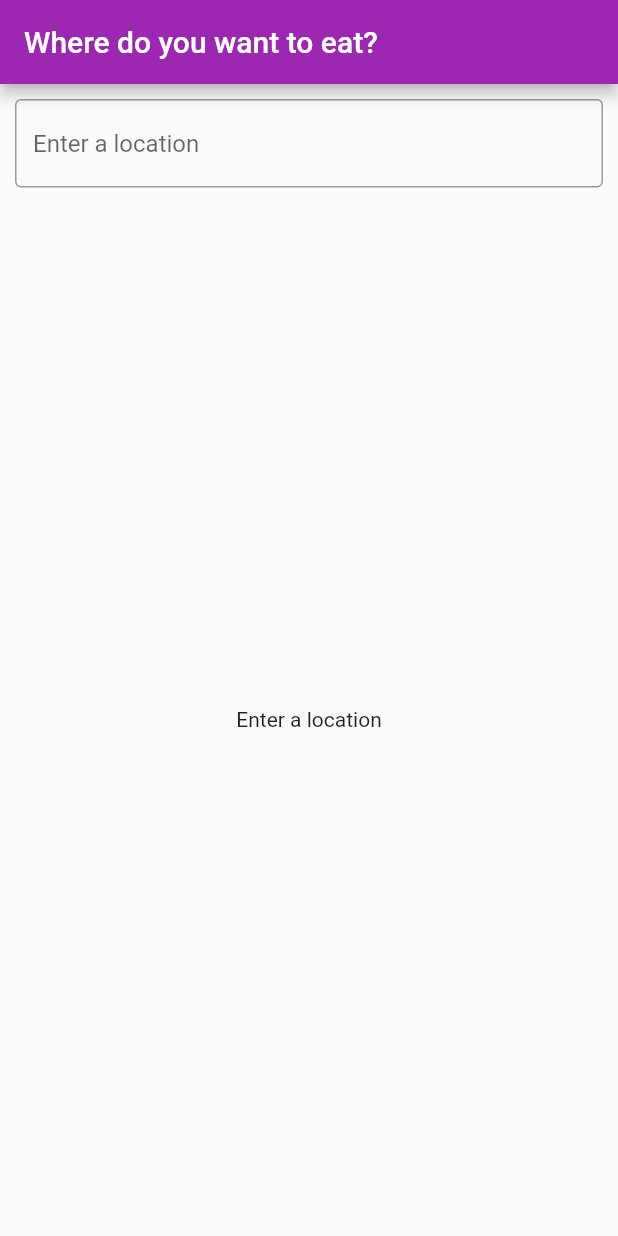
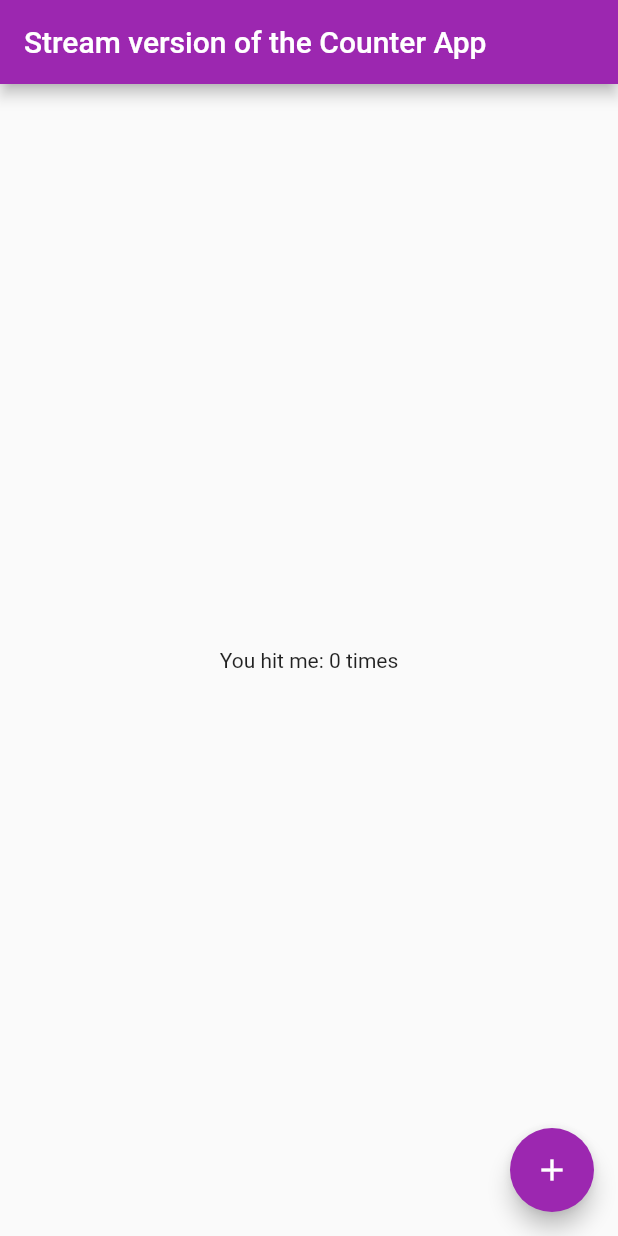
Before and after one commit to AliAdil/restaurant-finder-starter, a Flutter app: the screen it shows after launch, on a phone screen of 412 x 824 dp. Run offline on Flutter 3.47's test engine with Material 2 defaults, Android fonts, the phone set to English and light mode, and no system bars.

Commit message:
Changing state using streams

```diff
--- a/lib/main.dart
+++ b/lib/main.dart
@@ -28,6 +28,8 @@
  * THE SOFTWARE.
  */
 
+import 'dart:async';
+
 import 'package:flutter/material.dart';
 import 'package:restaurant_finder/UI/main_screen.dart';
 
@@ -41,7 +43,47 @@ class RestaurantFinder extends StatelessWidget {
       theme: ThemeData(
         primarySwatch: Colors.purple,
       ),
-      home: MainScreen(),
+     /* home: MainScreen(),*/
+      home: CounterPage(),
     );
   }
 }
+
+
+class CounterPage extends StatefulWidget {
+  @override
+  _CounterPageState createState() => _CounterPageState();
+}
+
+class _CounterPageState extends State<CounterPage> {
+  int _counter = 0;
+  final StreamController<int> _streamController = StreamController<int>();
+
+  @override
+  void dispose(){
+    _streamController.close();
+    super.dispose();
+  }
+
+  @override
+  Widget build(BuildContext context) {
+    return Scaffold(
+      appBar: AppBar(title: Text('Stream version of the Counter App')),
+      body: Center(
+        child: StreamBuilder<int>(
+            stream: _streamController.stream,
+            initialData: _counter,
+            builder: (BuildContext context, AsyncSnapshot<int> snapshot){
+              return Text('You hit me: ${snapshot.data} times');
+            }
+        ),
+      ),
+      floatingActionButton: FloatingActionButton(
+        child: const Icon(Icons.add),
+        onPressed: (){
+          _streamController.sink.add(++_counter);
+        },
+      ),
+    );
+  }
+}
```
